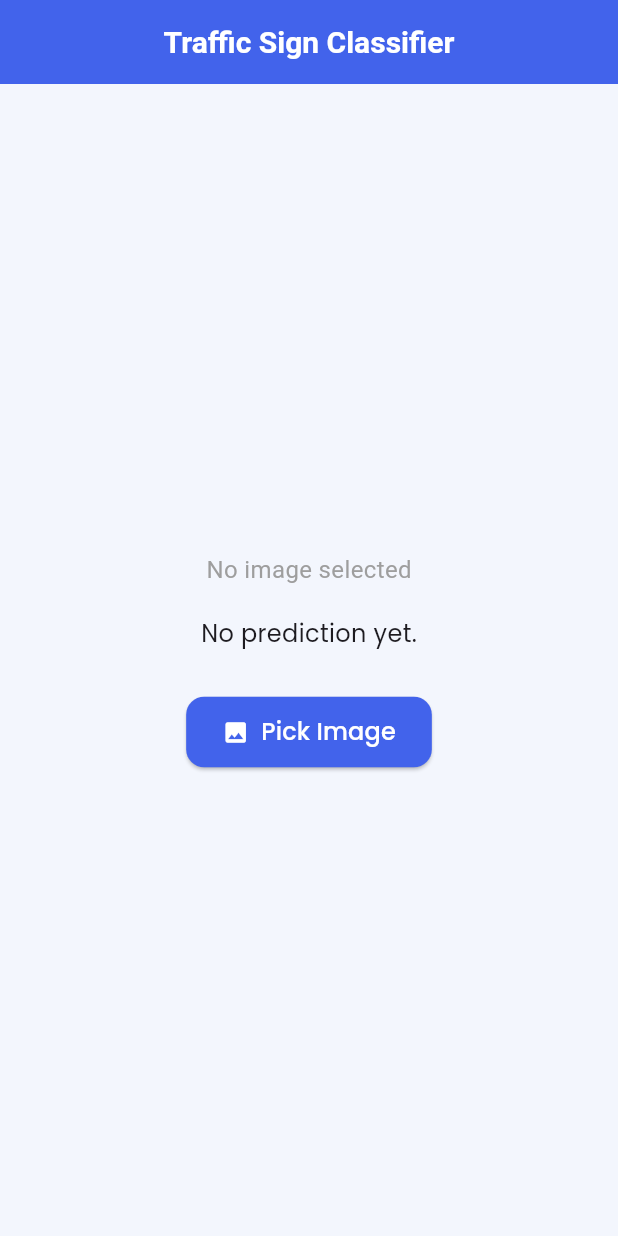
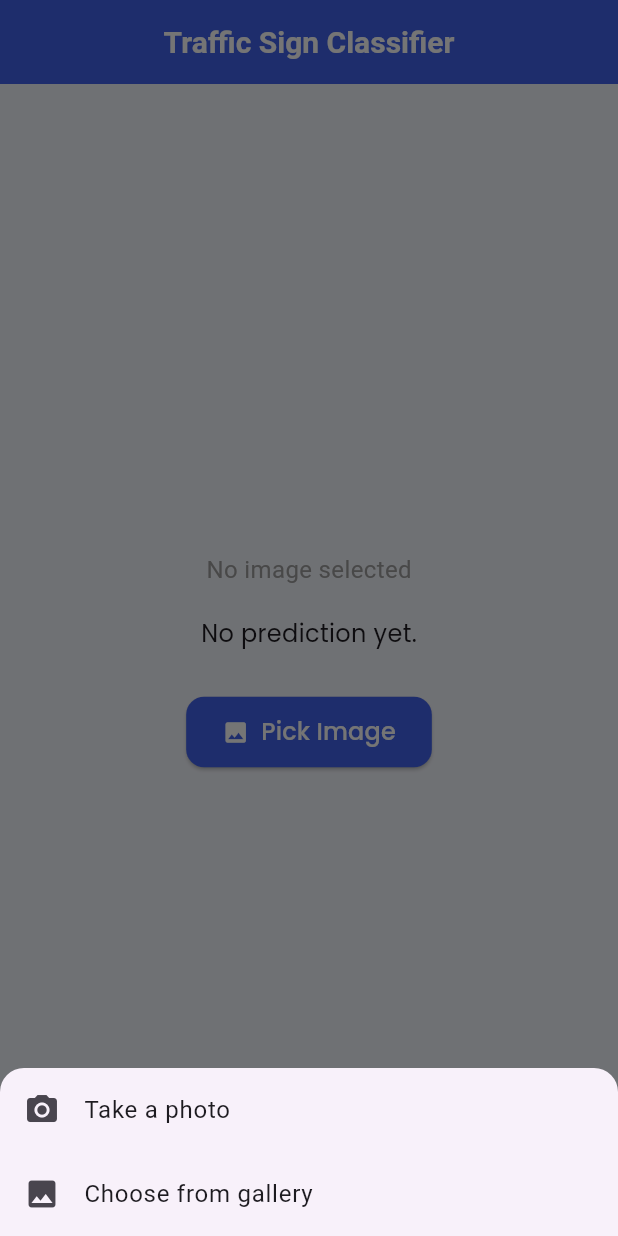
Before and after one commit to tusher100/classifications_app, a Flutter app: the screen it shows after launch, after a tap on "Pick Image", on a phone screen of 412 x 824 dp. Run offline on Flutter 3.47's test engine with Material 3 defaults, Android fonts, the phone set to English and light mode, and no system bars; our stand-ins replace google_fonts, image_picker; missing offline and left inert: tflite_flutter.

Commit message:
fix: camera open

```diff
--- a/lib/home_page.dart
+++ b/lib/home_page.dart
@@ -45,15 +45,52 @@ class _HomePageState extends State<HomePage> {
   }
 
   Future<void> pickImage() async {
-    final pickedFile = await picker.pickImage(source: ImageSource.gallery);
-    if (pickedFile == null) return;
+    showModalBottomSheet(
+      context: context,
+      shape: const RoundedRectangleBorder(
+        borderRadius: BorderRadius.vertical(top: Radius.circular(16)),
+      ),
+      builder: (BuildContext context) {
+        return SafeArea(
+          child: Wrap(
+            children: [
+              ListTile(
+                leading: const Icon(Icons.camera_alt),
+                title: const Text('Take a photo'),
+                onTap: () async {
+                  Navigator.of(context).pop();
+                  final pickedFile = await picker.pickImage(
+                    source: ImageSource.camera,
+                  );
+                  if (pickedFile == null) return;
+                  setState(() {
+                    _image = File(pickedFile.path);
+                  });
+                  await classifyImage(_image!);
+                },
+              ),
+              ListTile(
+                leading: const Icon(Icons.photo),
+                title: const Text('Choose from gallery'),
+                onTap: () async {
+                  Navigator.of(context).pop();
+                  final pickedFile = await picker.pickImage(
+                    source: ImageSource.gallery,
+                  );
+                  if (pickedFile == null) return;
+                  setState(() {
+                    _image = File(pickedFile.path);
+                  });
+                  await classifyImage(_image!);
+                },
+              ),
+            ],
+          ),
+        );
+      },
+    );
+}
 
-    setState(() {
-      _image = File(pickedFile.path);
-    });
-
-    await classifyImage(_image!);
-  }
 
   Uint8List imageToByteListFloat32(img.Image image) {
     var convertedBytes = Float32List(inputSize * inputSize * 3);
```
